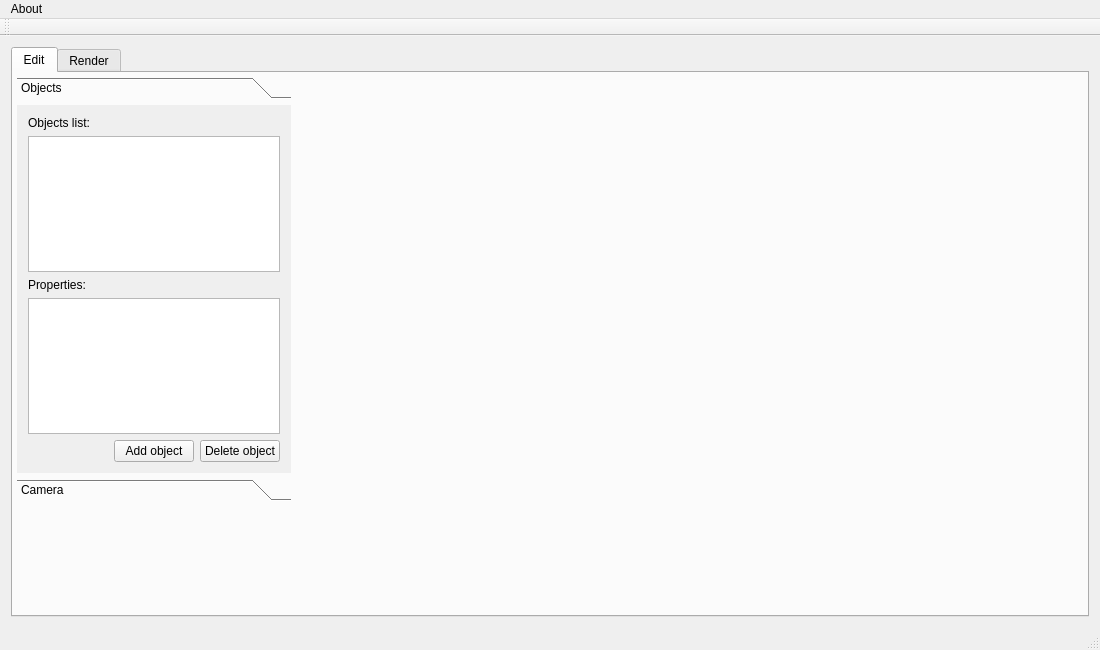
kazeevn/Mipt-ray-tracer, file mainwindow.ui: the form before one commit.
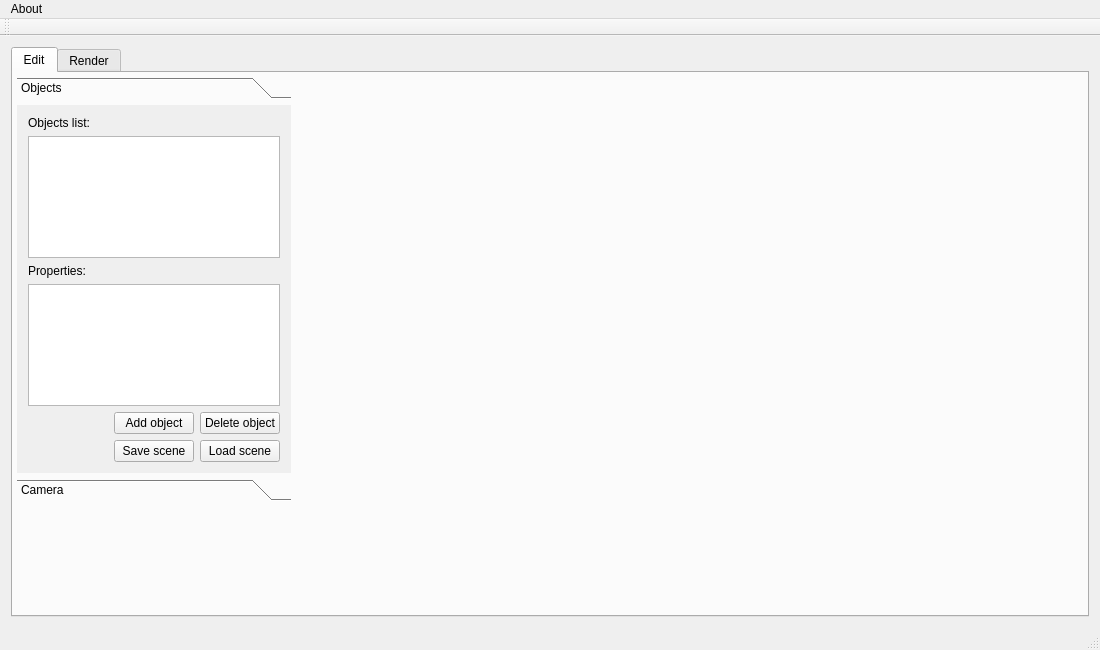
The form after the commit. Icons and pictures are not drawn.

Commit message: Save/load scene code

```diff
--- a/mainwindow.ui
+++ b/mainwindow.ui
@@ -107,6 +107,37 @@
             </item>
            </layout>
           </item>
+          <item>
+           <layout class="QHBoxLayout" name="horizontalLayout">
+            <item>
+             <spacer name="horizontalSpacer_2">
+              <property name="orientation">
+               <enum>Qt::Horizontal</enum>
+              </property>
+              <property name="sizeHint" stdset="0">
+               <size>
+                <width>40</width>
+                <height>20</height>
+               </size>
+              </property>
+             </spacer>
+            </item>
+            <item>
+             <widget class="QPushButton" name="saveSceneBtn">
+              <property name="text">
+               <string>Save scene</string>
+              </property>
+             </widget>
+            </item>
+            <item>
+             <widget class="QPushButton" name="loadSceneBtn">
+              <property name="text">
+               <string>Load scene</string>
+              </property>
+             </widget>
+            </item>
+           </layout>
+          </item>
          </layout>
         </widget>
         <widget class="QWidget" name="cameraPage">
```
Left out of the diff: 42 changed lines with no effect on the pictures. The commit also changes 2 other files.
